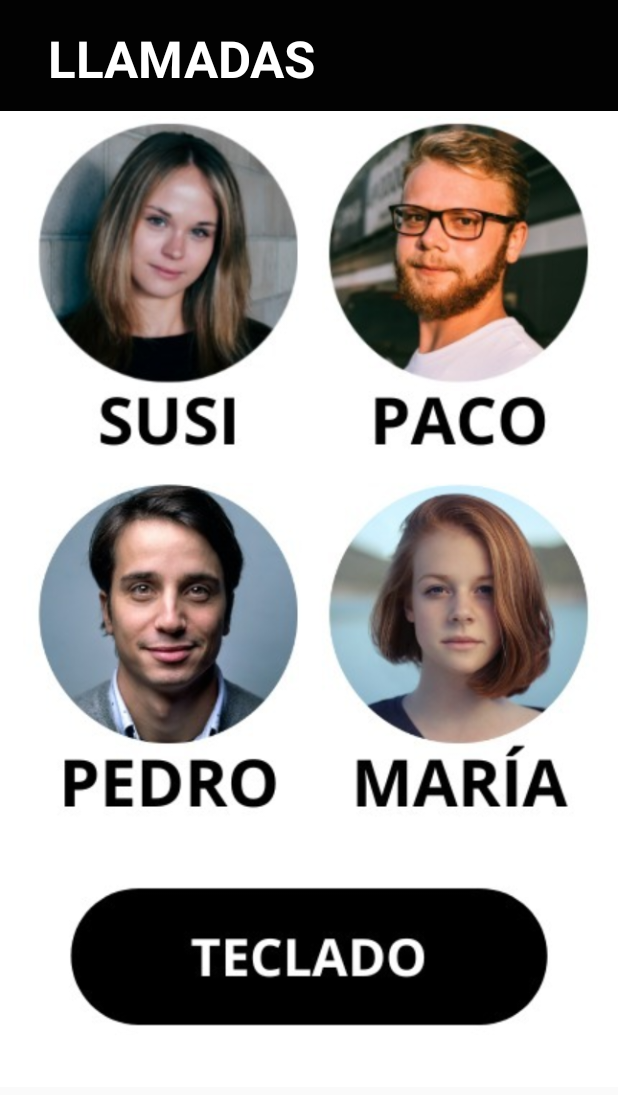
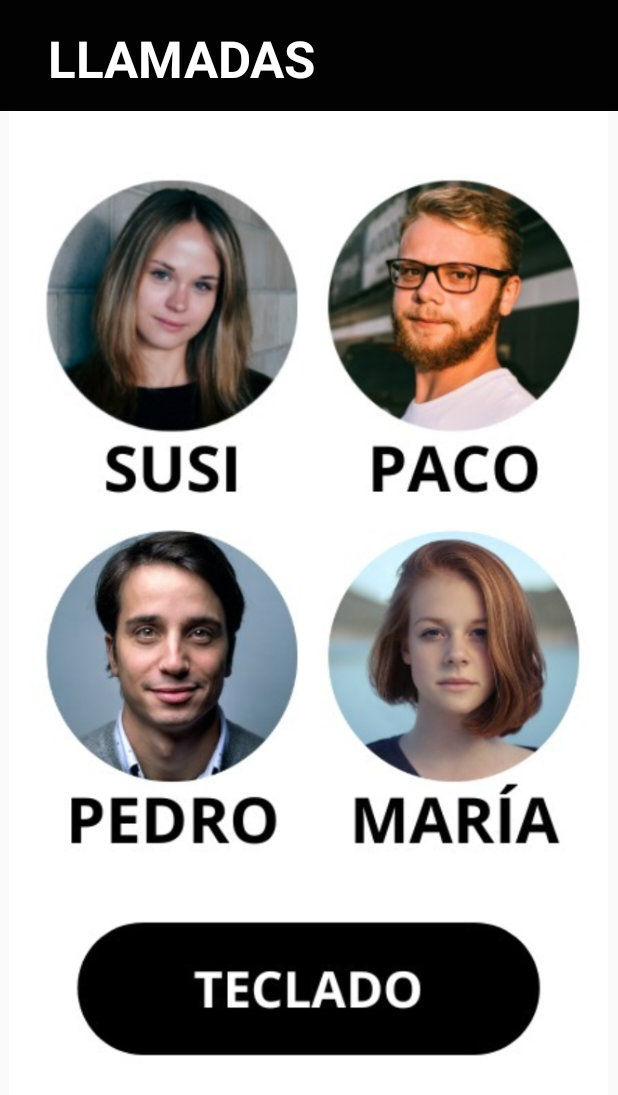
Before and after one commit to mariacaseiro/YAYOAPP, an Android app: the ActivityLlamar screen opened directly, with no data from a screen before it, on a phone screen of 412 x 824 dp. Shown: the top 1095 px of the screen. Run offline under Robolectric (Android 15) with nearby library versions, the phone set to English and light mode, and no system bars.

Commit message:
Small interface changes

```diff
--- a/app/src/main/res/layout/activity_llamar.xml
+++ b/app/src/main/res/layout/activity_llamar.xml
@@ -8,11 +8,14 @@
 
     <ImageView
         android:id="@+id/imageView2"
-        android:layout_width="wrap_content"
-        android:layout_height="wrap_content"
+        android:layout_width="411dp"
+        android:layout_height="688dp"
+        android:layout_marginTop="55dp"
+        app:layout_constraintBottom_toBottomOf="parent"
+        app:layout_constraintTop_toTopOf="@+id/top_bar10"
+        app:layout_constraintVertical_bias="1.0"
         app:srcCompat="@drawable/contactos"
-        tools:layout_editor_absoluteX="0dp"
-        tools:layout_editor_absoluteY="16dp" />
+        tools:layout_editor_absoluteX="0dp" />
 
     <ImageView
         android:id="@+id/callsusi"
@@ -20,10 +23,10 @@
         android:layout_height="166dp"
         app:layout_constraintBottom_toBottomOf="parent"
         app:layout_constraintEnd_toEndOf="parent"
-        app:layout_constraintHorizontal_bias="0.116"
+        app:layout_constraintHorizontal_bias="0.127"
         app:layout_constraintStart_toStartOf="@+id/imageView2"
         app:layout_constraintTop_toTopOf="parent"
-        app:layout_constraintVertical_bias="0.166" />
+        app:layout_constraintVertical_bias="0.221" />
 
     <ImageView
         android:id="@+id/callpaco"
@@ -31,10 +34,10 @@
         android:layout_height="166dp"
         app:layout_constraintBottom_toBottomOf="parent"
         app:layout_constraintEnd_toEndOf="parent"
-        app:layout_constraintHorizontal_bias="0.886"
+        app:layout_constraintHorizontal_bias="0.888"
         app:layout_constraintStart_toStartOf="@+id/imageView2"
         app:layout_constraintTop_toTopOf="parent"
-        app:layout_constraintVertical_bias="0.166" />
+        app:layout_constraintVertical_bias="0.221" />
 
     <ImageView
         android:id="@+id/callpedro"
@@ -42,10 +45,10 @@
         android:layout_height="166dp"
         app:layout_constraintBottom_toBottomOf="parent"
         app:layout_constraintEnd_toEndOf="parent"
-        app:layout_constraintHorizontal_bias="0.116"
+        app:layout_constraintHorizontal_bias="0.127"
         app:layout_constraintStart_toStartOf="@+id/imageView2"
         app:layout_constraintTop_toTopOf="parent"
-        app:layout_constraintVertical_bias="0.577" />
+        app:layout_constraintVertical_bias="0.63" />
 
     <ImageView
         android:id="@+id/callmaria"
@@ -53,10 +56,10 @@
         android:layout_height="166dp"
         app:layout_constraintBottom_toBottomOf="parent"
         app:layout_constraintEnd_toEndOf="parent"
-        app:layout_constraintHorizontal_bias="0.886"
+        app:layout_constraintHorizontal_bias="0.888"
         app:layout_constraintStart_toStartOf="@+id/imageView2"
         app:layout_constraintTop_toTopOf="parent"
-        app:layout_constraintVertical_bias="0.577" />
+        app:layout_constraintVertical_bias="0.63" />
 
     <ImageView
         android:id="@+id/call_keyboard"
@@ -64,10 +67,9 @@
         android:layout_height="84dp"
         app:layout_constraintBottom_toBottomOf="@+id/imageView2"
         app:layout_constraintEnd_toEndOf="parent"
-        app:layout_constraintHorizontal_bias="0.504"
         app:layout_constraintStart_toStartOf="parent"
         app:layout_constraintTop_toTopOf="parent"
-        app:layout_constraintVertical_bias="0.913" />
+        app:layout_constraintVertical_bias="0.936" />
 
     <View
         android:id="@+id/top_bar10"
--- a/app/src/main/res/layout/activity_tiempo.xml
+++ b/app/src/main/res/layout/activity_tiempo.xml
@@ -23,6 +23,11 @@
         android:layout_height="437dp"
         android:layout_marginTop="44dp"
         android:autoSizeTextType="none"
+        android:fadeScrollbars="false"
+        android:scrollIndicators="top|bottom|end"
+        android:scrollbarAlwaysDrawVerticalTrack="true"
+        android:scrollbarSize="6dp"
+        android:scrollbarStyle="outsideInset"
         android:scrollbars="vertical"
         android:text="Hoy estará nublado y habrá una temperatura de 1ºC. "
         android:textColor="#040404"
```
